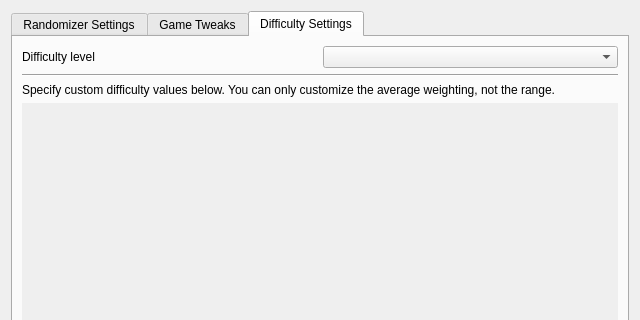
The window that randomizer.ui (LagoLunatic/dsvrandom) describes before a commit, drawn with Qt 5; both pictures show x 0 to 640 and y 0 to 320 of the 640 by 621 pixel window.
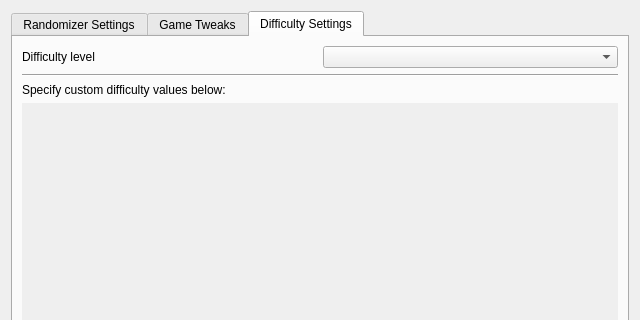
The same window after the commit. The open tabs and pages were chosen to show the change. Icons and pictures are not drawn.

Commit message: Difficulty settings: Add enemy stat mult, support floats, better descriptions

```diff
--- a/randomizer.ui
+++ b/randomizer.ui
@@ -570,7 +570,7 @@
        <item>
         <widget class="QLabel" name="label_5">
          <property name="text">
-          <string>Specify custom difficulty values below. You can only customize the average weighting, not the range.</string>
+          <string>Specify custom difficulty values below:</string>
          </property>
         </widget>
        </item>
```
The commit also changes 3 other files.
